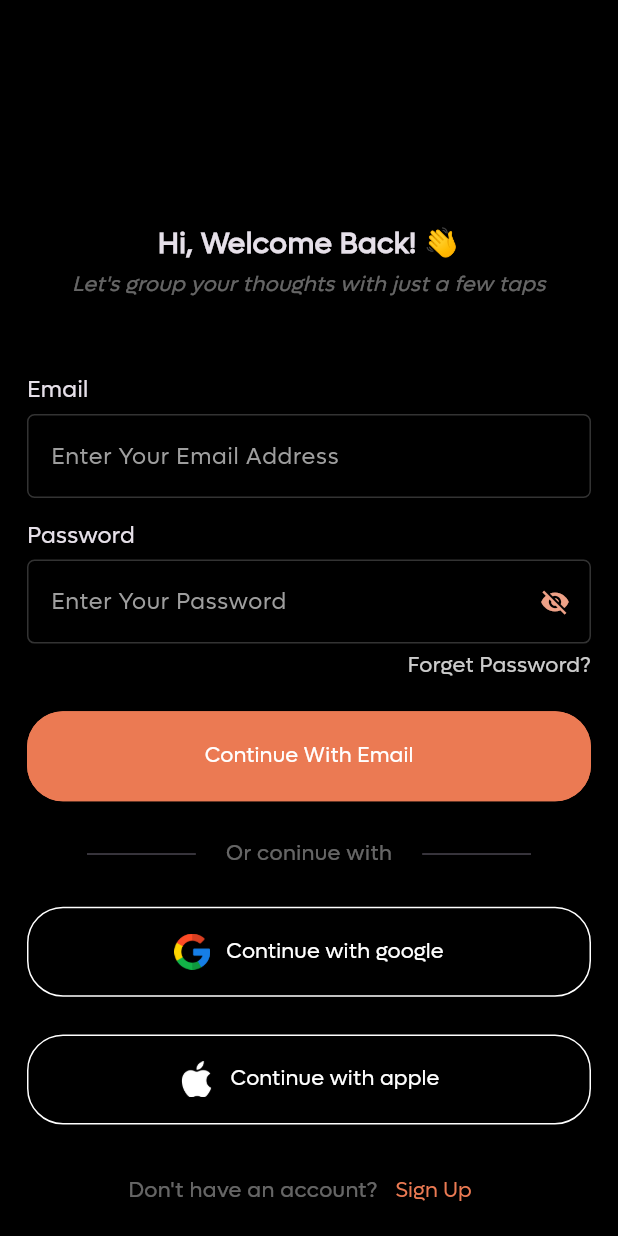
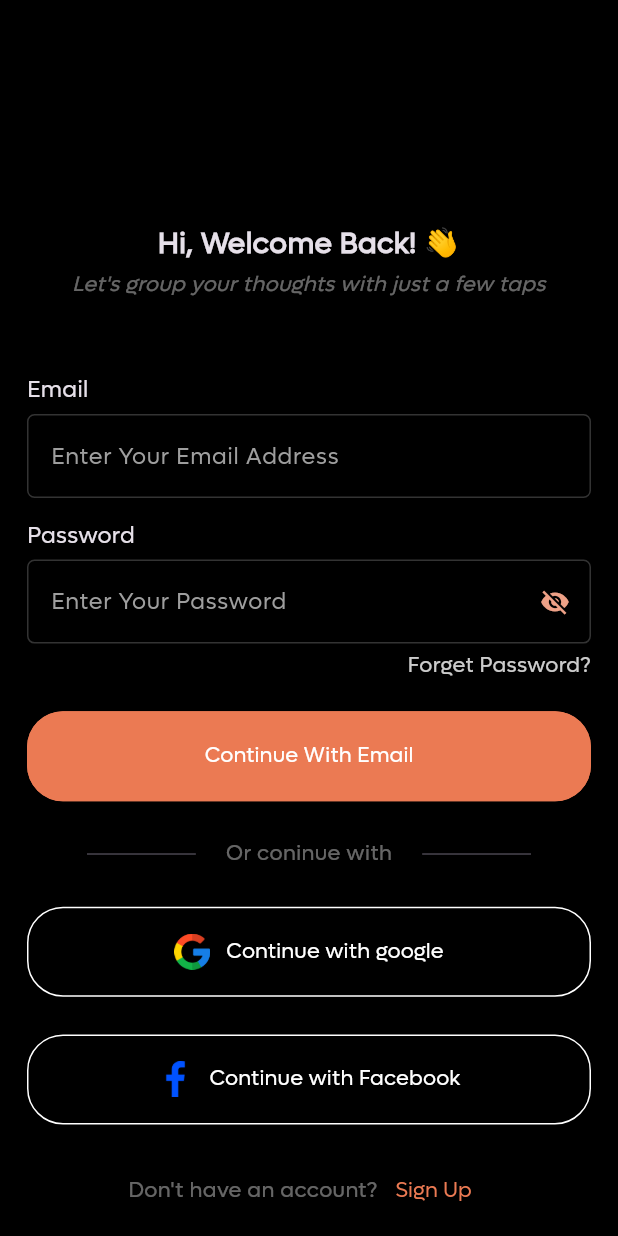
Before and after one commit to Ahmed1Mosaad/notes_taken_app, a Flutter app: the LoginPage screen opened by its route, after a tap on "Continue with google", on a phone screen of 412 x 824 dp. Run offline on Flutter 3.47's test engine with Material 3 defaults, Android fonts, the light colour scheme and no system bars; our stand-ins replace audioplayers, firebase_auth, firebase_core, flutter_bloc, font_awesome_flutter, google_sign_in and 2 more; missing offline and left inert: flutter_facebook_auth; accounts and stored records are empty.

Commit message:
sign in with facebook done

```diff
--- a/lib/constants.dart
+++ b/lib/constants.dart
@@ -17,7 +17,8 @@ const List<Color> colorsList = [
   Color.fromARGB(255, 230, 199, 145),
   Color.fromARGB(255, 194, 216, 169),
   lightYellow,
-  white,
+  Color.fromARGB(255, 240, 136, 136),
+  Color.fromARGB(255, 166, 238, 171),
 ];
 
 const String NoteBox2 = 'NoteBox2';
--- /dev/null
+++ b/lib/helpers/sign_in_with_google.dart
@@ -0,0 +1,34 @@
+// دالة لتسجيل الدخول باستخدام Google
+  import 'package:firebase_auth/firebase_auth.dart';
+import 'package:flutter/material.dart';
+import 'package:google_sign_in/google_sign_in.dart';
+
+
+ Future<void> signInWithGoogle(BuildContext context) async {
+  final FirebaseAuth auth = FirebaseAuth.instance;
+  final GoogleSignIn googleSignIn = GoogleSignIn();
+    await googleSignIn.signOut();
+
+    // خطوة 1: بدء تدفق المصادقة
+    // TODO: للمستخدم Google  تظهر شاشة اختيار حساب
+    final GoogleSignInAccount? googleUser = await GoogleSignIn().signIn();
+    // ToDO: لل شاشة الاختيار cancel فى حالة عملت
+    if (googleUser == null) {
+      return null;
+    }
+
+    // التحقق من بيانات الاعتماد
+
+    final GoogleSignInAuthentication? googleAuth =
+        await googleUser.authentication;
+
+    // الحصول على بيانات الاعتماد وتسجيل الدخول
+    final credential = GoogleAuthProvider.credential(
+      accessToken: googleAuth?.accessToken,
+      idToken: googleAuth?.idToken,
+    );
+
+    await auth.signInWithCredential(credential);
+    print("Signed in with Google: ${googleUser.email}");
+    Navigator.of(context).pushNamed('HomePage');
+  }
--- a/lib/views/edit_note_screen.dart
+++ b/lib/views/edit_note_screen.dart
@@ -43,7 +43,7 @@ class EditNoteScreen extends StatelessWidget {
                         model.subTitle = subTitle ?? model.subTitle;
                         model.color =
                             BlocProvider.of<AddNoteCubit>(context).color.value;
-
+                            model.save();
                         BlocProvider.of<NotesCubit>(context).getNotes();
 
                         Navigator.of(context).pop();
--- a/lib/views/login_page.dart
+++ b/lib/views/login_page.dart
@@ -1,7 +1,12 @@
+import 'package:google_sign_in/google_sign_in.dart'; // استيراد مكتبة Google Sign-In
 import 'package:firebase_auth/firebase_auth.dart';
+import 'package:google_sign_in/google_sign_in.dart';
 import 'package:flutter/material.dart';
 import 'package:notes_application/constants.dart';
 import 'package:notes_application/helpers/show_snack_bar_method.dart';
+import 'package:notes_application/helpers/sign_in_with_facebook.dart';
+import 'package:notes_application/helpers/sign_in_with_google.dart';
+import 'package:notes_application/views/home_page.dart';
 import 'package:notes_application/widgets/custom_button.dart';
 import 'package:notes_application/widgets/custom_text_form_field.dart';
 
@@ -80,7 +85,7 @@ class _LoginPageState extends State<LoginPage> {
                       String pattern =
                           r"^[a-zA-Z0-9.a-zA-Z0-9.!#$%&'*+-/=?^_`{|}~]+@[a-zA-Z0-9]+\.[a-zA-Z]+";
                       RegExp regExp = RegExp(pattern);
-                      if (value!.isEmpty || value == null) {
+                      if (value!.isEmpty) {
                         return 'Please Enter your Email';
                       } else if (!regExp.hasMatch(value)) {
                         return 'please Enter a valid Email';
@@ -200,7 +205,9 @@ class _LoginPageState extends State<LoginPage> {
                     flex: 5,
                   ),
                   CustomButton(
-                    onPressed: () {},
+                    onPressed: () {
+                      signInWithGoogle(context);
+                    },
                     color: black,
                     text: 'Continue with google',
                     image: 'assets/images/google.png',
@@ -209,10 +216,12 @@ class _LoginPageState extends State<LoginPage> {
                     flex: 5,
                   ),
                   CustomButton(
-                    onPressed: () {},
+                    onPressed: () {
+                      signInWithFacebook();
+                    },
                     color: black,
-                    text: 'Continue with apple',
-                    image: 'assets/images/apple-logo.png',
+                    text: 'Continue with Facebook',
+                    image: 'assets/images/facebook.png',
                   ),
                   const Spacer(
                     flex: 4,
--- a/pubspec.yaml
+++ b/pubspec.yaml
@@ -42,9 +42,12 @@ dependencies:
   isar_flutter_libs: ^4.0.0-dev.13
   path_provider: ^2.1.0
   flutter_bloc: ^8.1.6
-  intl: ^0.20.0
+  intl: ^0.19.0
   firebase_core: ^3.4.0
   firebase_auth: ^5.2.0
+  google_sign_in: ^6.2.2
+  flutter_facebook_auth: ^7.1.1
+
 
 
 dev_dependencies:
@@ -52,6 +55,7 @@ dev_dependencies:
     sdk: flutter
   hive_generator: ^2.0.1
   build_runner: ^2.4.13
+  flutter_native_splash: ^2.4.3
 
   # The "flutter_lints" package below contains a set of recommended lints to
   # encourage good coding practices. The lint set provided by the package is
```
Also changed, not shown: lib/helpers/sign_in_with_facebook.dart (added, +26 -0 lines), lib/main.dart (+9 -6 lines), lib/widgets/custom_search_delegate.dart (+38 -39 lines), assets/images/apple-logo.png (deleted), assets/images/facebook.png (added), assets/images/social.png (added), pubspec.lock, 11 other files.
